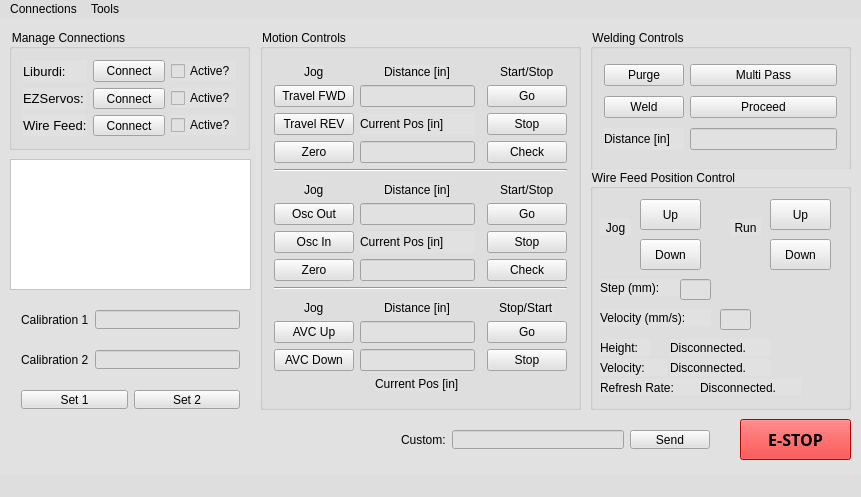
Qt form mainwindow.ui (jpenney1993/LiburdiMaster2) before a commit.
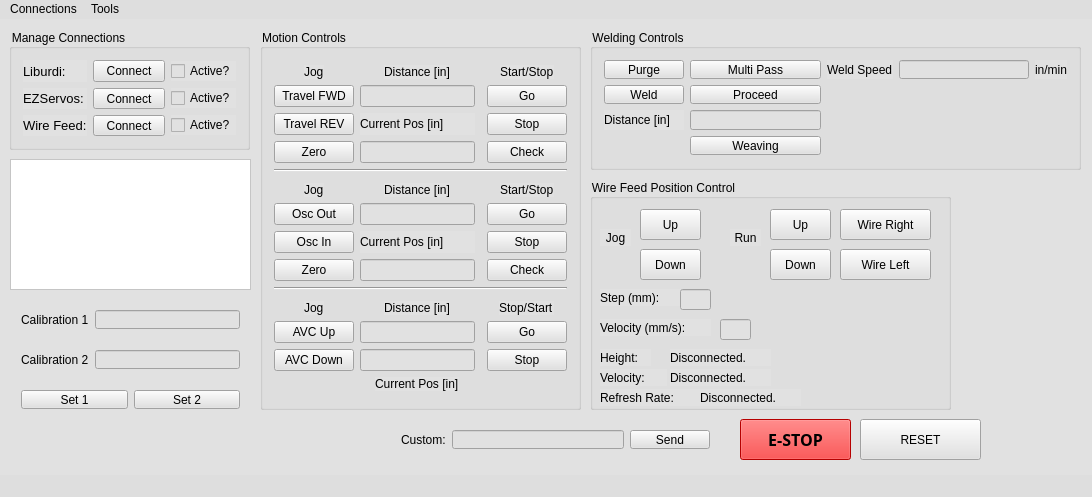
The same form after that commit. Icons and pictures are not drawn.

Commit message: Added wire steering control and ability for Liburdi to travel different speeds based on if it is welding or if it is jogging.

The edit to the form file:
```diff
--- a/mainwindow.ui
+++ b/mainwindow.ui
@@ -6,7 +6,7 @@
    <rect>
     <x>0</x>
     <y>0</y>
-    <width>861</width>
+    <width>1092</width>
     <height>497</height>
    </rect>
   </property>
@@ -952,7 +952,7 @@
      <rect>
       <x>590</x>
       <y>10</y>
-      <width>261</width>
+      <width>491</width>
       <height>141</height>
      </rect>
     </property>
@@ -960,6 +960,13 @@
      <string>Welding Controls</string>
     </property>
     <layout class="QGridLayout" name="gridLayout_3">
+     <item row="5" column="1">
+      <widget class="QPushButton" name="weaveButton">
+       <property name="text">
+        <string>Weaving</string>
+       </property>
+      </widget>
+     </item>
      <item row="3" column="0">
       <widget class="QPushButton" name="weldButton">
        <property name="text">
@@ -1007,6 +1014,23 @@
        </property>
       </widget>
      </item>
+     <item row="1" column="3">
+      <widget class="QLineEdit" name="weldSpeedEdit"/>
+     </item>
+     <item row="1" column="2">
+      <widget class="QLabel" name="label">
+       <property name="text">
+        <string>Weld Speed</string>
+       </property>
+      </widget>
+     </item>
+     <item row="1" column="4">
+      <widget class="QLabel" name="label_2">
+       <property name="text">
+        <string>in/min</string>
+       </property>
+      </widget>
+     </item>
     </layout>
    </widget>
    <widget class="QPushButton" name="eStopButton">
@@ -1136,9 +1160,9 @@
     <property name="geometry">
      <rect>
       <x>590</x>
-      <y>150</y>
-      <width>261</width>
-      <height>241</height>
+      <y>160</y>
+      <width>361</width>
+      <height>231</height>
      </rect>
     </property>
     <property name="title">
@@ -1355,6 +1379,45 @@
       <string>Up</string>
      </property>
     </widget>
+    <widget class="QPushButton" name="wireSteerRightButton">
+     <property name="geometry">
+      <rect>
+       <x>250</x>
+       <y>30</y>
+       <width>91</width>
+       <height>31</height>
+      </rect>
+     </property>
+     <property name="text">
+      <string>Wire Right</string>
+     </property>
+    </widget>
+    <widget class="QPushButton" name="wireSteerLeftButton">
+     <property name="geometry">
+      <rect>
+       <x>250</x>
+       <y>70</y>
+       <width>91</width>
+       <height>31</height>
+      </rect>
+     </property>
+     <property name="text">
+      <string>Wire Left</string>
+     </property>
+    </widget>
+   </widget>
+   <widget class="QPushButton" name="resetButton">
+    <property name="geometry">
+     <rect>
+      <x>860</x>
+      <y>400</y>
+      <width>121</width>
+      <height>41</height>
+     </rect>
+    </property>
+    <property name="text">
+     <string>RESET</string>
+    </property>
    </widget>
   </widget>
   <widget class="QMenuBar" name="menuBar">
@@ -1362,7 +1425,7 @@
     <rect>
      <x>0</x>
      <y>0</y>
-     <width>861</width>
+     <width>1092</width>
      <height>22</height>
     </rect>
    </property>
```
The commit also changes 3 other files.
